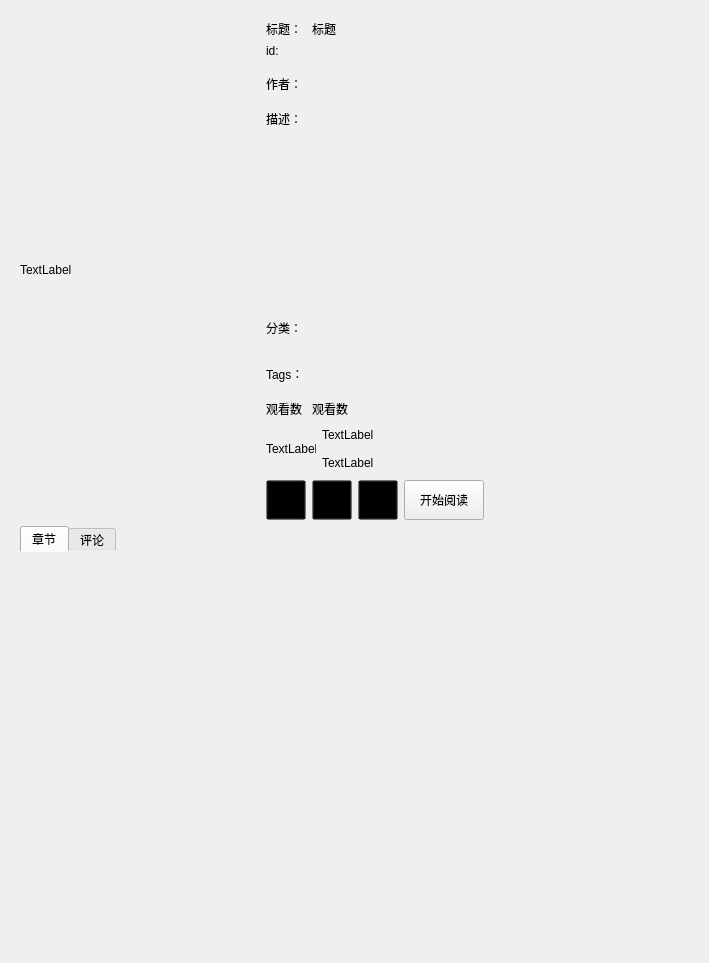
First picture: the form in ui/bookinfo.ui, repository tonquer/picacg-qt, before the edit.
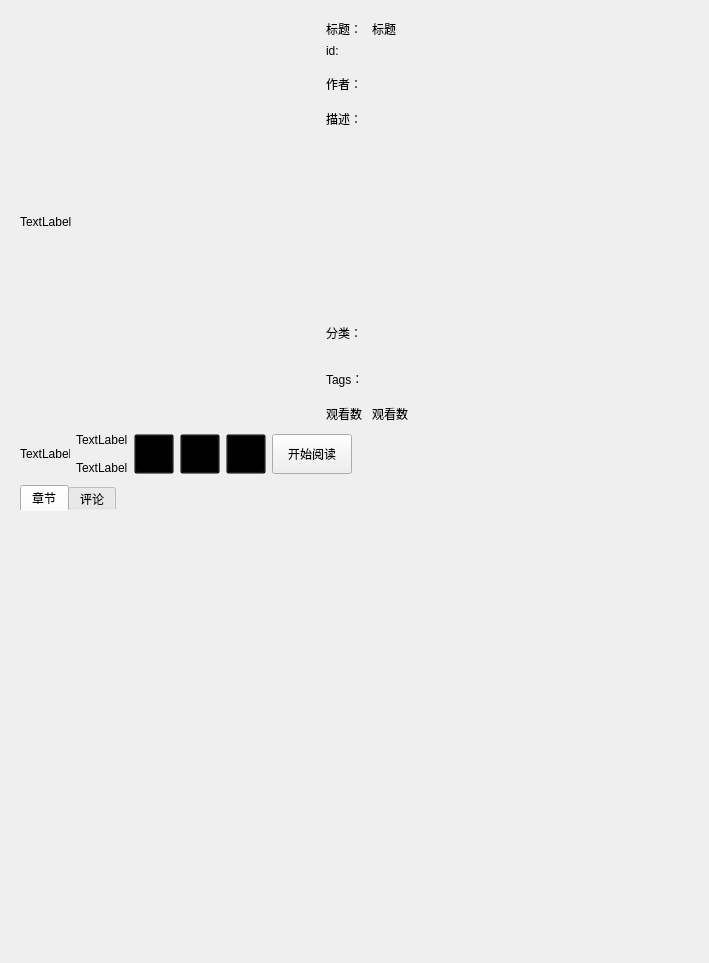
Second picture: the form after the edit. Custom widgets are drawn as their Qt base class.

Diff of the .ui file:
```diff
--- a/ui/bookinfo.ui
+++ b/ui/bookinfo.ui
@@ -30,8 +30,8 @@
                 <widget class="QLabel" name="picture">
                  <property name="minimumSize">
                   <size>
-                   <width>240</width>
-                   <height>320</height>
+                   <width>300</width>
+                   <height>400</height>
                   </size>
                  </property>
                  <property name="text">
@@ -312,10 +312,12 @@
                    </item>
                   </layout>
                  </item>
-                 <item>
-                  <layout class="QHBoxLayout" name="horizontalLayout_14">
-                   <item>
-                    <layout class="QHBoxLayout" name="horizontalLayout_15">
+                </layout>
+               </item>
+              </layout>
+             </item>
+             <item row="1" column="0">
+              <layout class="QHBoxLayout" name="horizontalLayout_10">
                      <item>
                       <widget class="HeadLabel" name="user_icon">
                        <property name="minimumSize">
@@ -353,10 +355,6 @@
                        </item>
                       </layout>
                      </item>
-                    </layout>
-                   </item>
-                  </layout>
-                 </item>
                  <item>
                   <layout class="QHBoxLayout" name="horizontalLayout_2">
                    <item>
@@ -438,8 +436,6 @@
                       </size>
                      </property>
                     </spacer>
-                   </item>
-                  </layout>
                  </item>
                 </layout>
                </item>
```
Lines whose indentation alone changed are shown as unchanged.
